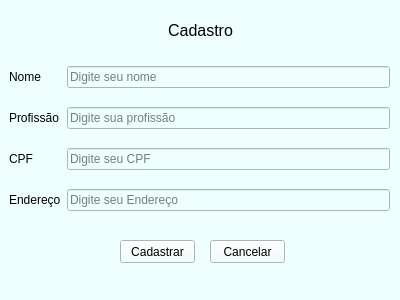
Kaesinasprod/Sistema-de-Funcionarios, file view/cadastro.ui: the form before one commit.
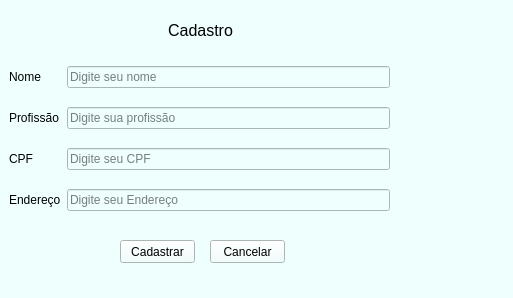
The form after the commit.

Patch:
```diff
--- a/view/cadastro.ui
+++ b/view/cadastro.ui
@@ -6,8 +6,8 @@
    <rect>
     <x>0</x>
     <y>0</y>
-    <width>400</width>
-    <height>300</height>
+    <width>513</width>
+    <height>298</height>
    </rect>
   </property>
   <property name="windowTitle">
@@ -55,7 +55,7 @@
     <string>&lt;html&gt;&lt;head/&gt;&lt;body&gt;&lt;p align=&quot;center&quot;&gt;&lt;span style=&quot; font-size:12pt;&quot;&gt;Cadastro&lt;/span&gt;&lt;/p&gt;&lt;/body&gt;&lt;/html&gt;</string>
    </property>
   </widget>
-  <widget class="QWidget" name="">
+  <widget class="QWidget" name="layoutWidget">
    <property name="geometry">
     <rect>
      <x>9</x>
```
Left out of the diff: 12 changed lines with no effect on the pictures.
